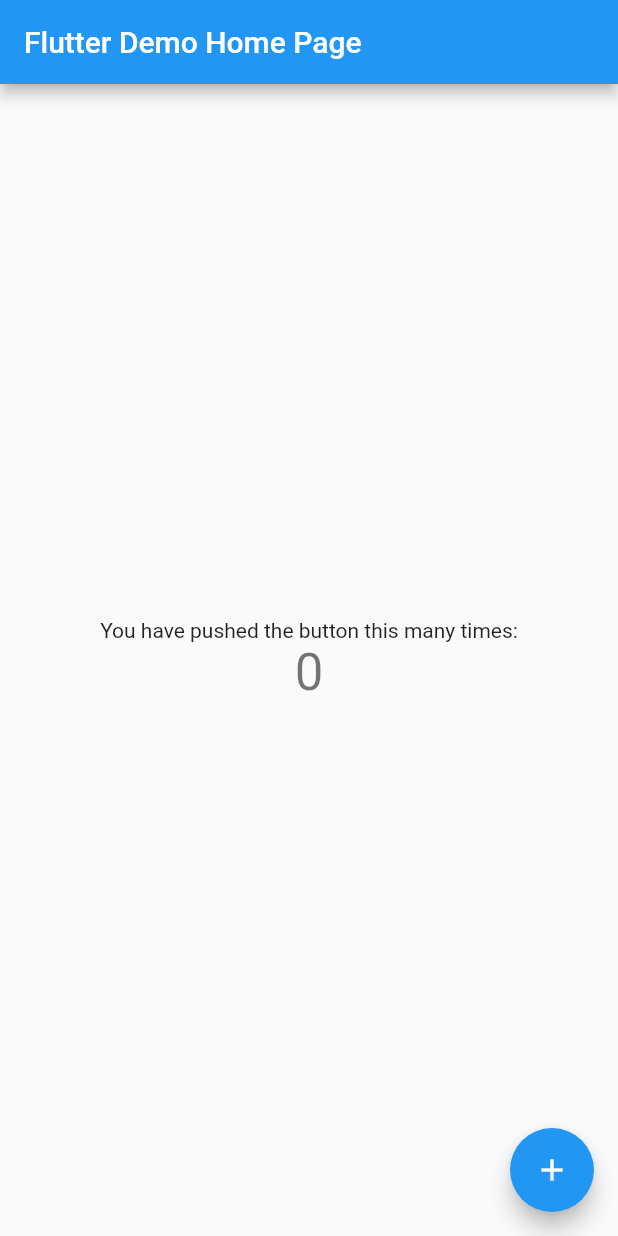
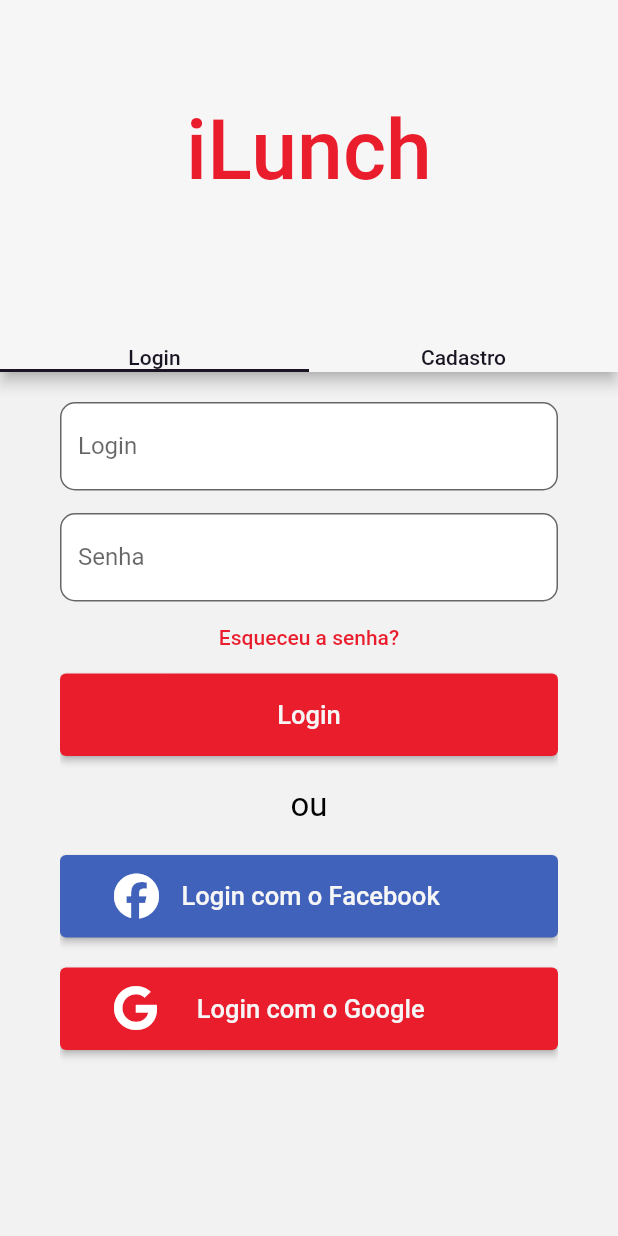
Before and after one commit to RockVoid/iLunch, a Flutter app: the screen it shows after launch, on a phone screen of 412 x 824 dp. Run offline on Flutter 3.47's test engine with Material 2 defaults, Android fonts, the phone set to English and light mode, and no system bars; our stand-ins replace font_awesome_flutter; Roboto replaces fonts that are missing (Roclwell).

Commit message:
Primeira Tela

```diff
--- a/lib/main.dart
+++ b/lib/main.dart
@@ -1,115 +1,22 @@
 import 'package:flutter/material.dart';
+import 'package:ilunch/pages/authenticator.dart';
 
 void main() {
-  runApp(const MyApp());
+  runApp(const iLunch());
 }
 
-class MyApp extends StatelessWidget {
-  const MyApp({Key? key}) : super(key: key);
+class iLunch extends StatefulWidget {
+  const iLunch({Key? key}) : super(key: key);
 
-  // This widget is the root of your application.
+  @override
+  State<iLunch> createState() => _iLunchState();
+}
+
+class _iLunchState extends State<iLunch> {
   @override
   Widget build(BuildContext context) {
-    return MaterialApp(
-      title: 'Testando mudança de contexto',
-      theme: ThemeData(
-        // This is the theme of your application.
-        //
-        // Try running your application with "flutter run". You'll see the
-        // application has a blue toolbar. Then, without quitting the app, try
-        // changing the primarySwatch below to Colors.green and then invoke
-        // "hot reload" (press "r" in the console where you ran "flutter run",
-        // or simply save your changes to "hot reload" in a Flutter IDE).
-        // Notice that the counter didn't reset back to zero; the application
-        // is not restarted.
-        primarySwatch: Colors.blue,
-      ),
-      home: const MyHomePage(title: 'Flutter Demo Home Page'),
+    return const MaterialApp(
+      home: Authenticator(),
     );
   }
 }
-
-class MyHomePage extends StatefulWidget {
-  const MyHomePage({Key? key, required this.title}) : super(key: key);
-
-  // This widget is the home page of your application. It is stateful, meaning
-  // that it has a State object (defined below) that contains fields that affect
-  // how it looks.
-
-  // This class is the configuration for the state. It holds the values (in this
-  // case the title) provided by the parent (in this case the App widget) and
-  // used by the build method of the State. Fields in a Widget subclass are
-  // always marked "final".
-
-  final String title;
-
-  @override
-  State<MyHomePage> createState() => _MyHomePageState();
-}
-
-class _MyHomePageState extends State<MyHomePage> {
-  int _counter = 0;
-
-  void _incrementCounter() {
-    setState(() {
-      // This call to setState tells the Flutter framework that something has
-      // changed in this State, which causes it to rerun the build method below
-      // so that the display can reflect the updated values. If we changed
-      // _counter without calling setState(), then the build method would not be
-      // called again, and so nothing would appear to happen.
-      _counter++;
-    });
-  }
-
-  @override
-  Widget build(BuildContext context) {
-    // This method is rerun every time setState is called, for instance as done
-    // by the _incrementCounter method above.
-    //
-    // The Flutter framework has been optimized to make rerunning build methods
-    // fast, so that you can just rebuild anything that needs updating rather
-    // than having to individually change instances of widgets.
-    return Scaffold(
-      appBar: AppBar(
-        // Here we take the value from the MyHomePage object that was created by
-        // the App.build method, and use it to set our appbar title.
-        title: Text(widget.title),
-      ),
-      body: Center(
-        // Center is a layout widget. It takes a single child and positions it
-        // in the middle of the parent.
-        child: Column(
-          // Column is also a layout widget. It takes a list of children and
-          // arranges them vertically. By default, it sizes itself to fit its
-          // children horizontally, and tries to be as tall as its parent.
-          //
-          // Invoke "debug painting" (press "p" in the console, choose the
-          // "Toggle Debug Paint" action from the Flutter Inspector in Android
-          // Studio, or the "Toggle Debug Paint" command in Visual Studio Code)
-          // to see the wireframe for each widget.
-          //
-          // Column has various properties to control how it sizes itself and
-          // how it positions its children. Here we use mainAxisAlignment to
-          // center the children vertically; the main axis here is the vertical
-          // axis because Columns are vertical (the cross axis would be
-          // horizontal).
-          mainAxisAlignment: MainAxisAlignment.center,
-          children: <Widget>[
-            const Text(
-              'You have pushed the button this many times:',
-            ),
-            Text(
-              '$_counter',
-              style: Theme.of(context).textTheme.headline4,
-            ),
-          ],
-        ),
-      ),
-      floatingActionButton: FloatingActionButton(
-        onPressed: _incrementCounter,
-        tooltip: 'Increment',
-        child: const Icon(Icons.add),
-      ), // This trailing comma makes auto-formatting nicer for build methods.
-    );
-  }
-}
--- /dev/null
+++ b/lib/pages/authenticator.dart
@@ -0,0 +1,195 @@
+import 'package:flutter/material.dart';
+import 'package:font_awesome_flutter/font_awesome_flutter.dart';
+
+class Authenticator extends StatefulWidget {
+  const Authenticator({Key? key}) : super(key: key);
+
+  @override
+  State<Authenticator> createState() => _AuthenticatorState();
+}
+
+class _AuthenticatorState extends State<Authenticator>
+    with TickerProviderStateMixin {
+  late TabController _tabController;
+
+  @override
+  void initState() {
+    super.initState();
+    _tabController = TabController(length: 2, vsync: this);
+  }
+
+  @override
+  Widget build(BuildContext context) {
+    return Scaffold(
+      backgroundColor: const Color(0xfff2f2f2),
+      appBar: AppBar(
+        toolbarHeight: 200,
+        centerTitle: true,
+        title: const Center(
+          child: Text(
+            "iLunch",
+            style: TextStyle(
+              color: Color(0xffea1d2c),
+              fontFamily: 'Roclwell',
+              fontSize: 55,
+            ),
+          ),
+        ),
+        backgroundColor: const Color(0xfff6f6f6),
+        bottom: TabBar(
+          controller: _tabController,
+          indicatorColor: const Color(0xff1a1423),
+          tabs: const [
+            Center(
+              child: Text(
+                "Login",
+                style: TextStyle(color: Color(0xff1a1423)),
+              ),
+            ),
+            Center(
+              child: Text(
+                "Cadastro",
+                style: TextStyle(color: Color(0xff1a1423)),
+              ),
+            ),
+          ],
+        ),
+      ),
+      body: Padding(
+        padding: const EdgeInsets.fromLTRB(40, 20, 40, 5),
+        child: TabBarView(
+          controller: _tabController,
+          children: <Widget>[
+            Column(
+              children: [
+                TextFormField(
+                  decoration: InputDecoration(
+                    filled: true,
+                    fillColor: const Color(0xffffffff),
+                    labelText: "Login",
+                    hintText: "E-mail ou Número de Celular",
+                    border: OutlineInputBorder(
+                      borderRadius: BorderRadius.circular(10),
+                      borderSide: const BorderSide(color: Color(0xff222222)),
+                    ),
+                  ),
+                ),
+                const SizedBox(height: 15),
+                TextFormField(
+                  decoration: InputDecoration(
+                    filled: true,
+                    fillColor: const Color(0xffffffff),
+                    labelText: "Senha",
+                    border: OutlineInputBorder(
+                      borderRadius: BorderRadius.circular(10),
+                      borderSide: const BorderSide(color: Color(0xff222222)),
+                    ),
+                  ),
+                ),
+                TextButton(
+                  onPressed: () {},
+                  child: const Text(
+                    "Esqueceu a senha?",
+                    style: TextStyle(color: Color(0xffea1d2c)),
+                  ),
+                ),
+                Row(
+                  children: [
+                    Expanded(
+                      child: ElevatedButton(
+                        onPressed: () {},
+                        child: const Text(
+                          "Login",
+                          style: TextStyle(
+                            fontSize: 17,
+                            color: Color(0xfff6f6f6),
+                          ),
+                        ),
+                        style: ElevatedButton.styleFrom(
+                          primary: const Color(0xffea1d2c),
+                          fixedSize: const Size(3000, 55),
+                        ),
+                      ),
+                    ),
+                  ],
+                ),
+                const Padding(
+                  padding: EdgeInsets.symmetric(vertical: 20),
+                  child: Text(
+                    "ou",
+                    style: TextStyle(
+                      fontSize: 22,
+                      color: Colors.black,
+                    ),
+                  ),
+                ),
+                ElevatedButton(
+                  onPressed: () {},
+                  child: Row(
+                    children: const [
+                      Padding(
+                        padding: EdgeInsets.only(left: 20),
+                        child: FaIcon(
+                          FontAwesomeIcons.facebook,
+                          size: 30,
+                        ),
+                      ),
+                      Padding(
+                        padding: EdgeInsets.symmetric(horizontal: 15),
+                        child: Text(
+                          "Login com o Facebook",
+                          style: TextStyle(
+                            fontSize: 17,
+                            color: Color(0xfff6f6f6),
+                          ),
+                        ),
+                      ),
+                    ],
+                  ),
+                  style: ElevatedButton.styleFrom(
+                    primary: const Color(0xff4062bb),
+                    fixedSize: const Size(3000, 55),
+                  ),
+                ),
+                const SizedBox(height: 20),
+                ElevatedButton(
+                  onPressed: () {},
+                  child: Row(
+                    children: const [
+                      Padding(
+                        padding: EdgeInsets.only(left: 20),
+                        child: FaIcon(
+                          FontAwesomeIcons.google,
+                          size: 30,
+                        ),
+                      ),
+                      Padding(
+                        padding: EdgeInsets.symmetric(horizontal: 26.5),
+                        child: Text(
+                          "Login com o Google",
+                          style: TextStyle(
+                            fontSize: 17,
+                            color: Color(0xfff6f6f6),
+                          ),
+                        ),
+                      ),
+                    ],
+                  ),
+                  style: ElevatedButton.styleFrom(
+                    primary: const Color(0xffea1d2c),
+                    fixedSize: const Size(3000, 55),
+                  ),
+                ),
+              ],
+            ),
+            Column(
+              children: const [
+                Text("Cadastro"),
+              ],
+            )
+          ],
+        ),
+      ),
+    );
+  }
+}
```
Also changed, not shown: pubspec.yaml (+9 -2 lines), pubspec.lock, 1 other file.
